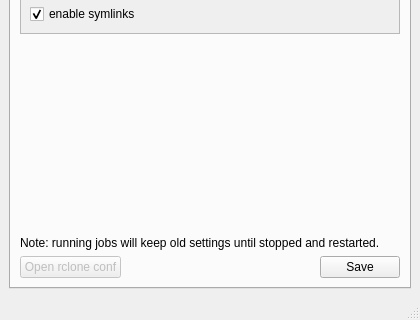
Before: the Qt Designer form view/MainWindow.ui in duri93/OneClone, drawn with Qt 5; both pictures show x 0 to 420 and y 594 to 914 of the 420 by 914 pixel window.
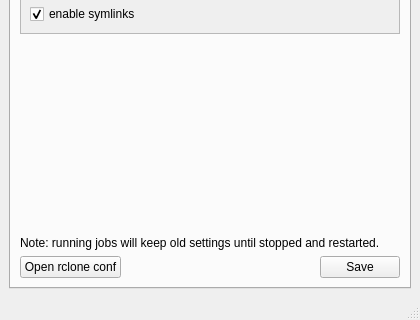
After: the same form once the commit is applied. Icons and pictures are not drawn. Custom widgets are drawn as their Qt base class.

Commit message: Updated logic for rclone config button

Diff of the .ui file:
```diff
--- a/view/MainWindow.ui
+++ b/view/MainWindow.ui
@@ -872,7 +872,7 @@
           <item>
            <widget class="QPushButton" name="settingsRcloneConf">
             <property name="enabled">
-             <bool>false</bool>
+             <bool>true</bool>
             </property>
             <property name="text">
              <string>Open rclone conf</string>
```
The commit also changes 3 other files.
